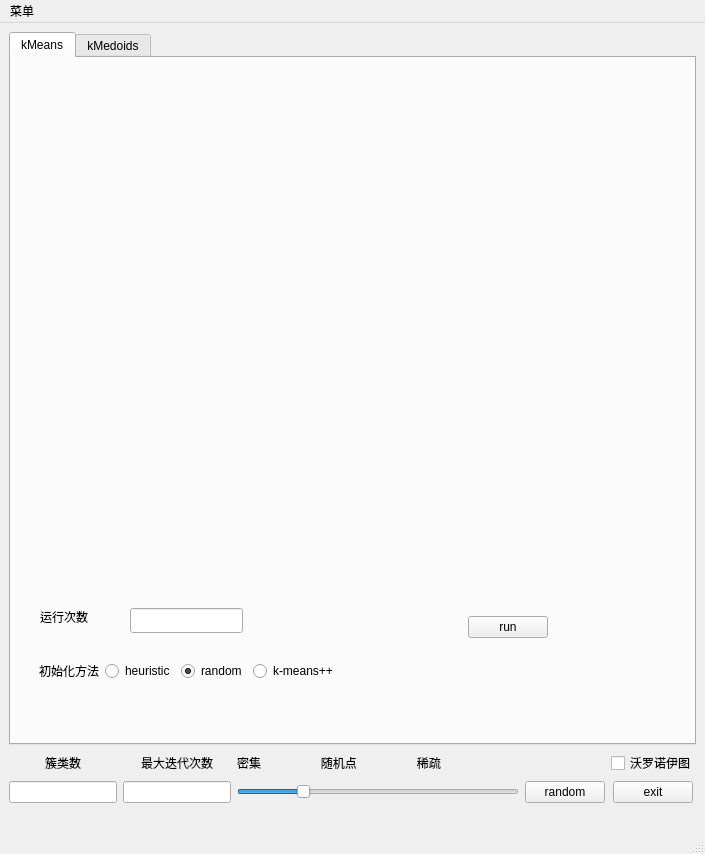
Old version of the form de2.ui in the repository nuisttudou/Qt-Bigdata-Course-Design.
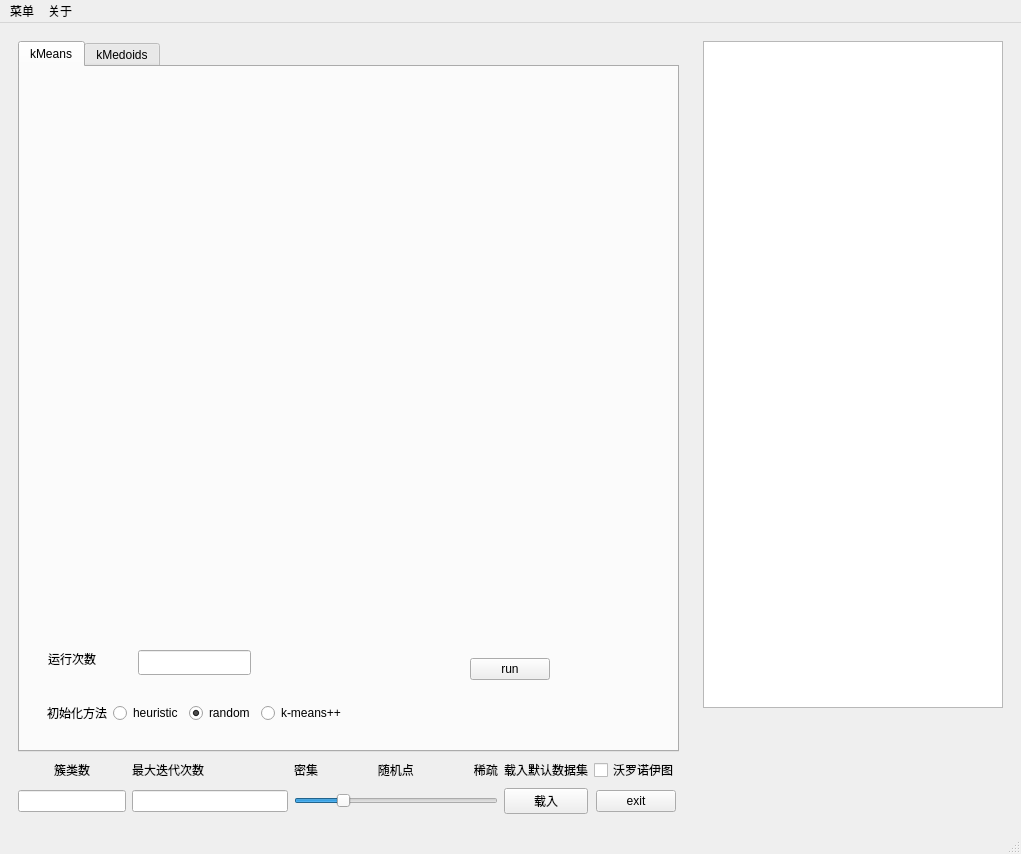
New version of the form. The open tabs and pages were chosen to show the change.

```diff
--- a/de2.ui
+++ b/de2.ui
@@ -6,13 +6,13 @@
    <rect>
     <x>0</x>
     <y>0</y>
-    <width>705</width>
+    <width>1021</width>
     <height>854</height>
    </rect>
   </property>
   <property name="minimumSize">
    <size>
-    <width>650</width>
+    <width>950</width>
     <height>800</height>
    </size>
   </property>
@@ -20,6 +20,9 @@
    <string>MainWindow</string>
   </property>
   <widget class="QWidget" name="centralwidget">
+   <layout class="QHBoxLayout" name="horizontalLayout_3">
+    <item>
+     <widget class="QWidget" name="widget_7" native="true">
    <layout class="QVBoxLayout" name="verticalLayout_3">
     <item>
      <widget class="QTabWidget" name="tabWidget">
@@ -29,6 +32,12 @@
         <height>0</height>
        </size>
       </property>
+         <property name="maximumSize">
+          <size>
+           <width>700</width>
+           <height>16777215</height>
+          </size>
+         </property>
       <property name="currentIndex">
        <number>1</number>
       </property>
@@ -39,15 +48,8 @@
        <attribute name="title">
         <string>kMeans</string>
        </attribute>
-       <widget class="QWidget" name="verticalLayoutWidget">
-        <property name="geometry">
-         <rect>
-          <x>10</x>
-          <y>10</y>
-          <width>652</width>
-          <height>631</height>
-         </rect>
-        </property>
+          <layout class="QHBoxLayout" name="horizontalLayout_4">
+           <item>
         <layout class="QVBoxLayout" name="verticalLayout_2">
          <item>
           <widget class="QWidget" name="kmeans_content_plot" native="true">
@@ -161,7 +163,8 @@
           </widget>
          </item>
         </layout>
-       </widget>
+           </item>
+          </layout>
       </widget>
       <widget class="QWidget" name="tab_2">
        <attribute name="title">
@@ -428,7 +431,7 @@
       <item row="2" column="3">
        <widget class="QPushButton" name="randomButton">
         <property name="text">
-         <string>random</string>
+            <string>载入</string>
         </property>
        </widget>
       </item>
@@ -455,23 +458,6 @@
       <item row="0" column="0">
        <layout class="QGridLayout" name="gridLayout"/>
       </item>
-      <item row="1" column="1" alignment="Qt::AlignHCenter">
-       <widget class="QLabel" name="label_3">
-        <property name="text">
-         <string>最大迭代次数</string>
-        </property>
-       </widget>
-      </item>
-      <item row="2" column="1" alignment="Qt::AlignHCenter">
-       <widget class="QLineEdit" name="lineEdit_max_iter"/>
-      </item>
-      <item row="1" column="4">
-       <widget class="QCheckBox" name="checkBox_Voronoi">
-        <property name="text">
-         <string>沃罗诺伊图</string>
-        </property>
-       </widget>
-      </item>
       <item row="2" column="2">
        <widget class="QSlider" name="horizontalSlider">
         <property name="minimum">
@@ -498,17 +484,62 @@
         </property>
        </widget>
       </item>
-     </layout>
+         <item row="1" column="1">
+          <widget class="QLabel" name="label_3">
+           <property name="text">
+            <string>最大迭代次数</string>
+           </property>
+          </widget>
+         </item>
+         <item row="2" column="1">
+          <widget class="QLineEdit" name="lineEdit_max_iter"/>
+         </item>
+         <item row="1" column="4">
+          <widget class="QCheckBox" name="checkBox_Voronoi">
+           <property name="text">
+            <string>沃罗诺伊图</string>
+           </property>
+          </widget>
+         </item>
+         <item row="1" column="3">
+          <widget class="QLabel" name="label_8">
+           <property name="text">
+            <string>载入默认数据集</string>
+           </property>
+          </widget>
+         </item>
+        </layout>
+       </item>
+      </layout>
+     </widget>
+    </item>
+    <item>
+     <widget class="QWidget" name="widget_8" native="true">
+      <layout class="QVBoxLayout" name="verticalLayout">
+       <item>
+        <widget class="QTableWidget" name="tableWidget"/>
     </item>
     <item>
      <widget class="QLabel" name="label_evaluat">
+         <property name="minimumSize">
+          <size>
+           <width>300</width>
+           <height>100</height>
+          </size>
+         </property>
+         <property name="maximumSize">
+          <size>
+           <width>300</width>
+           <height>16777215</height>
+          </size>
+         </property>
       <property name="text">
        <string/>
       </property>
      </widget>
     </item>
-    <item>
-     <layout class="QGridLayout" name="gridLayout_5"/>
+      </layout>
+     </widget>
     </item>
    </layout>
   </widget>
@@ -517,7 +548,7 @@
     <rect>
      <x>0</x>
      <y>0</y>
-     <width>705</width>
+     <width>1021</width>
      <height>22</height>
     </rect>
    </property>
@@ -535,7 +566,17 @@
     <addaction name="separator"/>
     <addaction name="exit_action"/>
    </widget>
+   <widget class="QMenu" name="menu">
+    <property name="title">
+     <string>关于</string>
+    </property>
+    <addaction name="action_help"/>
+    <addaction name="separator"/>
+    <addaction name="action_about"/>
+    <addaction name="separator"/>
+   </widget>
    <addaction name="menumenu"/>
+   <addaction name="menu"/>
   </widget>
   <widget class="QStatusBar" name="statusbar"/>
   <action name="open_action">
```
Left out of the diff: 16 changed lines with no effect on the pictures. Lines whose indentation alone changed are shown as unchanged.
